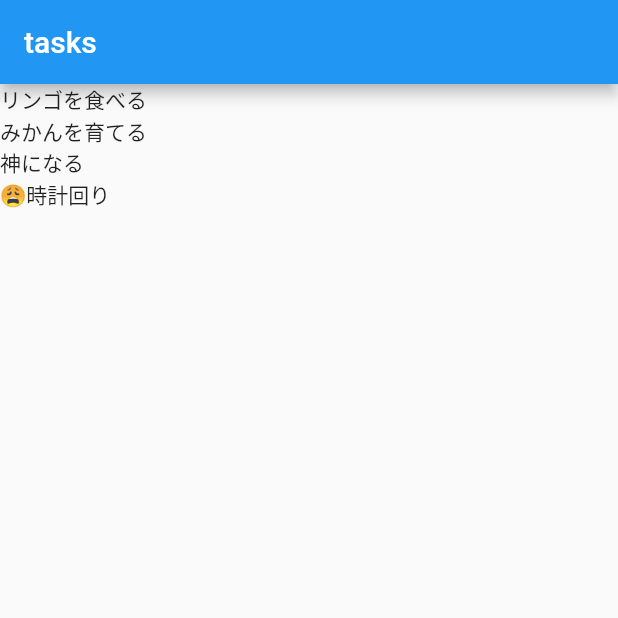
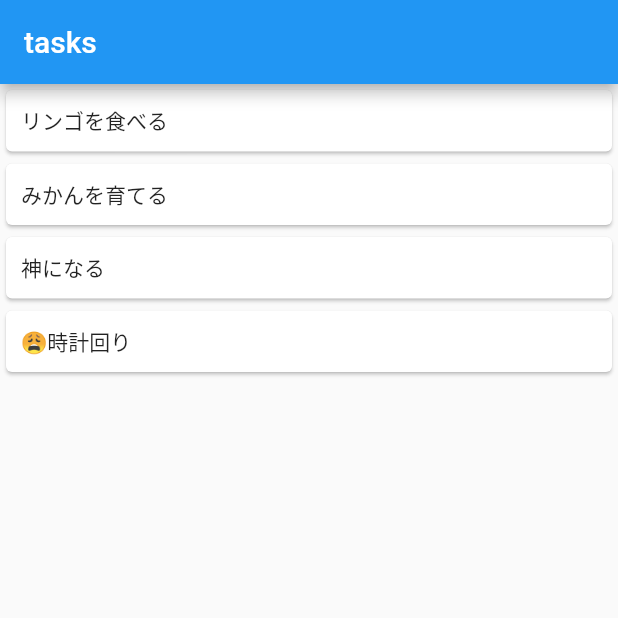
Before and after one commit to kobayashiharuto/flutter_rehabilitation, a Flutter app: the screen it shows after launch, on a phone screen of 412 x 824 dp, the top half of it. Run offline on Flutter 3.47's test engine with Material 2 defaults, Android fonts, the phone set to English and light mode, and no system bars; our stand-ins replace hooks_riverpod.

Commit message:
add TaskCell

```diff
--- /dev/null
+++ b/lib/screens/tasks/components/task_cell.dart
@@ -0,0 +1,18 @@
+import 'package:flutter/material.dart';
+import 'package:hooks_riverpod/hooks_riverpod.dart';
+import 'package:test_interval/data/entities/task.dart';
+
+class TaskCell extends HookConsumerWidget {
+  const TaskCell({Key? key, required this.task}) : super(key: key);
+
+  final Task task;
+
+  @override
+  Widget build(BuildContext context, WidgetRef ref) {
+    return Card(
+        child: Padding(
+      padding: const EdgeInsets.all(10),
+      child: Text(task.title),
+    ));
+  }
+}
--- a/lib/screens/tasks/task_screen.dart
+++ b/lib/screens/tasks/task_screen.dart
@@ -1,6 +1,7 @@
 import 'package:flutter/material.dart';
 import 'package:hooks_riverpod/hooks_riverpod.dart';
 import 'package:test_interval/data/providers/tasks_provider.dart';
+import 'package:test_interval/screens/tasks/components/task_cell.dart';
 
 class TaskScreen extends HookConsumerWidget {
   const TaskScreen({Key? key}) : super(key: key);
@@ -15,7 +16,7 @@ class TaskScreen extends HookConsumerWidget {
       ),
       body: ListView.builder(
         itemCount: _tasks.length,
-        itemBuilder: (context, index) => Text(_tasks[index].title),
+        itemBuilder: (context, index) => TaskCell(task: _tasks[index]),
       ),
     );
   }
```
